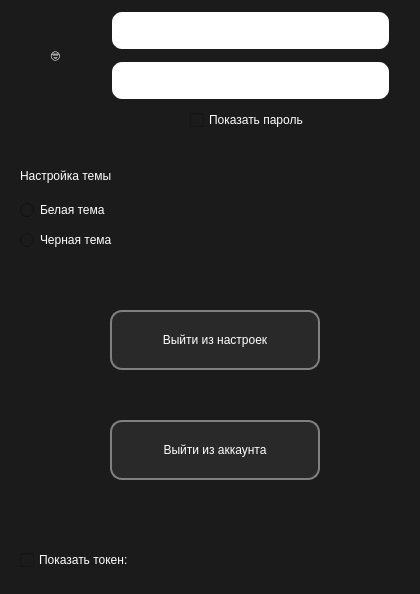
Above: AccSetings.ui from ver-tuego/tool-yandex before the change. Below: the same form after it.
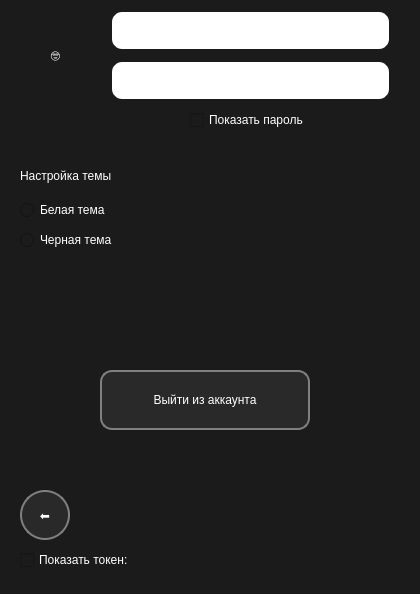
That is the form after the change.

Patch:
```diff
--- a/AccSetings.ui
+++ b/AccSetings.ui
@@ -47,8 +47,8 @@
    <widget class="QPushButton" name="pushButton">
     <property name="geometry">
      <rect>
-      <x>110</x>
-      <y>420</y>
+      <x>100</x>
+      <y>370</y>
       <width>210</width>
       <height>60</height>
      </rect>
@@ -193,7 +193,7 @@
      <rect>
       <x>20</x>
       <y>550</y>
-      <width>381</width>
+      <width>131</width>
       <height>20</height>
      </rect>
     </property>
@@ -208,19 +208,39 @@
      <string>Показать токен:</string>
     </property>
    </widget>
-   <widget class="QPushButton" name="pushButton_2">
+   <widget class="QLabel" name="label_5">
     <property name="geometry">
      <rect>
-      <x>110</x>
-      <y>310</y>
-      <width>210</width>
-      <height>60</height>
+      <x>160</x>
+      <y>550</y>
+      <width>251</width>
+      <height>20</height>
+     </rect>
+    </property>
+    <property name="styleSheet">
+     <string notr="true">QLabel {
+	background-color: #1b1b1b;
+	color: rgb(255, 255, 255);
+}
+</string>
+    </property>
+    <property name="text">
+     <string/>
+    </property>
+   </widget>
+   <widget class="QPushButton" name="pushButton_3">
+    <property name="geometry">
+     <rect>
+      <x>20</x>
+      <y>490</y>
+      <width>50</width>
+      <height>50</height>
      </rect>
     </property>
     <property name="styleSheet">
      <string notr="true">QPushButton {
 	background-color: #292929;
-	border-radius: 12px;
+	border-radius: 25px;
 	border: 2px solid #808080;
 	color: rgb(255, 255, 255);
 }
@@ -230,7 +250,7 @@
 }</string>
     </property>
     <property name="text">
-     <string>Выйти из настроек</string>
+     <string>⬅️</string>
     </property>
    </widget>
   </widget>
```
